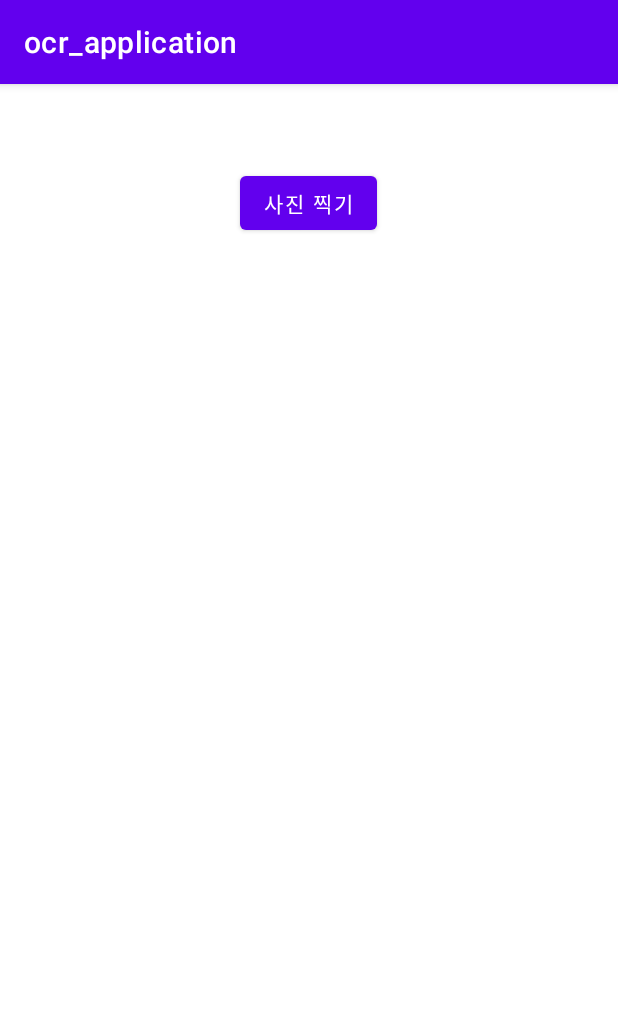
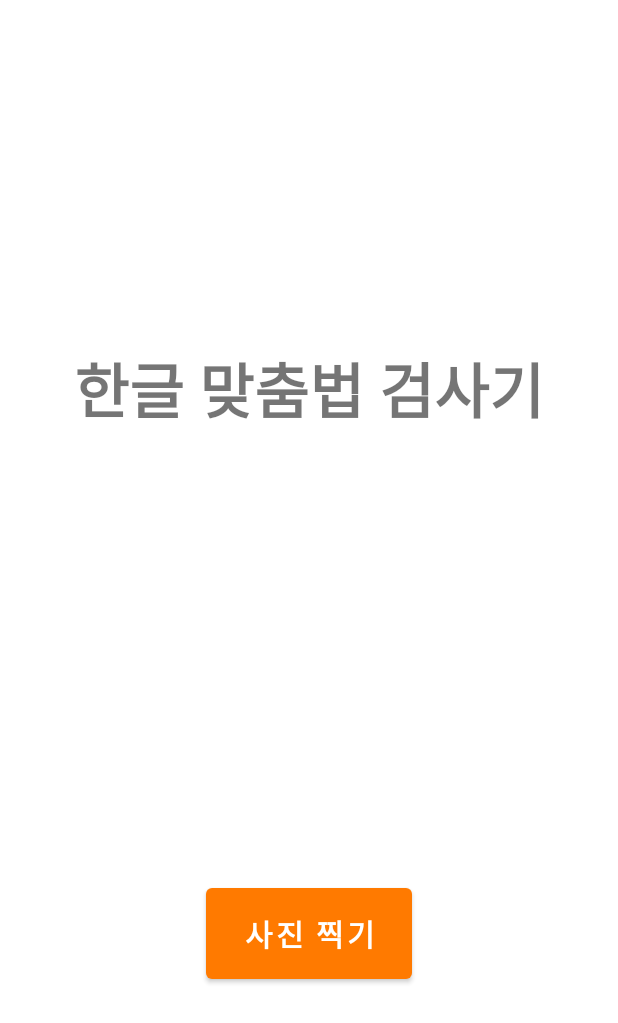
Before and after one commit to gidskql6671/ocr-application, an Android app: the screen it shows after launch (MainActivity), on a phone screen of 412 x 824 dp. Shown: the top 1023 px of the screen. Run offline under Robolectric (Android 15) with nearby library versions, the light colour scheme and no system bars; libraries missing offline, so code that uses them is left out: com.gun0912.tedpermission; 3 statements that could not run were skipped.

Commit message:
UI 개선

```diff
--- a/app/src/main/AndroidManifest.xml
+++ b/app/src/main/AndroidManifest.xml
@@ -37,7 +37,7 @@
         tools:targetApi="31"
         android:networkSecurityConfig="@xml/network_security_config">
 
-        <activity android:name=".MainActivity"
+        <activity android:name=".activity.MainActivity"
             android:exported="true">
             <intent-filter>
                 <action android:name="android.intent.action.MAIN" />
@@ -46,7 +46,8 @@
             </intent-filter>
         </activity>
 
-        <activity android:name=".ResultActivity" android:exported="true" />
+        <activity android:name=".activity.ResultActivity" android:exported="true" />
+        <activity android:name=".activity.ImagePopupActivity" android:theme="@android:style/Theme.Dialog" />
 
         <provider
             android:name="androidx.core.content.FileProvider"
--- a/app/src/main/java/com/example/ocr_application/MainActivity.kt
+++ b/app/src/main/java/com/example/ocr_application/activity/MainActivity.kt
@@ -1,4 +1,4 @@
-package com.example.ocr_application
+package com.example.ocr_application.activity
 
 import android.Manifest
 import android.content.Intent
--- a/app/src/main/res/layout/activity_main.xml
+++ b/app/src/main/res/layout/activity_main.xml
@@ -1,18 +1,42 @@
 <?xml version="1.0" encoding="utf-8"?>
-<LinearLayout xmlns:android="http://schemas.android.com/apk/res/android"
+<androidx.constraintlayout.widget.ConstraintLayout xmlns:android="http://schemas.android.com/apk/res/android"
     xmlns:app="http://schemas.android.com/apk/res-auto"
     xmlns:tools="http://schemas.android.com/tools"
     android:layout_width="match_parent"
     android:layout_height="match_parent"
-    android:orientation="vertical"
-    tools:context=".MainActivity">
+    tools:context=".activity.MainActivity">
+
+    <TextView
+        android:id="@+id/textView"
+        android:layout_width="wrap_content"
+        android:layout_height="wrap_content"
+        android:gravity="center"
+        android:text="한글 맞춤법 검사기"
+        android:textAlignment="center"
+        android:textSize="40sp"
+        android:textStyle="bold"
+        app:layout_constraintBottom_toBottomOf="parent"
+        app:layout_constraintEnd_toEndOf="parent"
+        app:layout_constraintStart_toStartOf="parent"
+        app:layout_constraintTop_toTopOf="parent"
+        app:layout_constraintVertical_bias="0.3">
+
+    </TextView>
 
     <Button
         android:id="@+id/btn_picture"
         android:layout_width="wrap_content"
         android:layout_height="wrap_content"
+        android:layout_gravity="center_horizontal"
+        android:paddingHorizontal="25dp"
+        android:paddingVertical="15dp"
         android:text="사진 찍기"
-        android:layout_gravity="center_horizontal"
-        android:layout_marginTop="55dp" />
+        android:textSize="20sp"
+        android:textStyle="bold"
+        app:layout_constraintBottom_toBottomOf="parent"
+        app:layout_constraintEnd_toEndOf="parent"
+        app:layout_constraintStart_toStartOf="parent"
+        app:layout_constraintTop_toTopOf="parent"
+        app:layout_constraintVertical_bias="0.78" />
 
-</LinearLayout>
+</androidx.constraintlayout.widget.ConstraintLayout>
--- a/app/src/main/res/values-night/themes.xml
+++ b/app/src/main/res/values-night/themes.xml
@@ -12,5 +12,7 @@
         <!-- Status bar color. -->
         <item name="android:statusBarColor">?attr/colorPrimaryVariant</item>
         <!-- Customize your theme here. -->
+        <item name="windowNoTitle">true</item>
+        <item name="android:windowFullscreen">true</item>
     </style>
 </resources>
--- a/app/src/main/res/values/colors.xml
+++ b/app/src/main/res/values/colors.xml
@@ -3,6 +3,7 @@
     <color name="purple_200">#FFBB86FC</color>
     <color name="purple_500">#FF6200EE</color>
     <color name="purple_700">#FF3700B3</color>
+    <color name="primary">#ff7a00</color>
     <color name="teal_200">#FF03DAC5</color>
     <color name="teal_700">#FF018786</color>
     <color name="black">#FF000000</color>
--- a/app/src/main/res/values/strings.xml
+++ b/app/src/main/res/values/strings.xml
@@ -1,3 +1,3 @@
 <resources>
-    <string name="app_name">ocr_application</string>
+    <string name="app_name">한글 맞춤법 검사기</string>
 </resources>
--- a/app/src/main/res/values/themes.xml
+++ b/app/src/main/res/values/themes.xml
@@ -2,15 +2,20 @@
     <!-- Base application theme. -->
     <style name="Theme.Ocr_application" parent="Theme.MaterialComponents.DayNight.DarkActionBar">
         <!-- Primary brand color. -->
-        <item name="colorPrimary">@color/purple_500</item>
-        <item name="colorPrimaryVariant">@color/purple_700</item>
+        <item name="colorPrimary">@color/primary</item>
+        <item name="colorPrimaryVariant">@color/primary</item>
         <item name="colorOnPrimary">@color/white</item>
+
         <!-- Secondary brand color. -->
         <item name="colorSecondary">@color/teal_200</item>
         <item name="colorSecondaryVariant">@color/teal_700</item>
         <item name="colorOnSecondary">@color/black</item>
+
         <!-- Status bar color. -->
         <item name="android:statusBarColor">?attr/colorPrimaryVariant</item>
+
         <!-- Customize your theme here. -->
+        <item name="windowNoTitle">true</item>
+        <item name="android:windowFullscreen">true</item>
     </style>
 </resources>
```
Also changed, not shown: app/src/main/java/com/example/ocr_application/ResultPageFragmentAdapter.kt (added, +22 -0 lines), app/src/main/java/com/example/ocr_application/activity/ImagePopupActivity.kt (added, +65 -0 lines), app/src/main/java/com/example/ocr_application/activity/ResultActivity.kt (renamed from app/src/main/java/com/example/ocr_application/ResultActivity.kt, +47 -45 lines), app/src/main/java/com/example/ocr_application/fragment/ResultPageFragment.kt (added, +27 -0 lines), app/src/main/res/layout/activity_image_popup.xml (added, +57 -0 lines), app/src/main/res/layout/activity_result.xml (+50 -91 lines), app/src/main/res/layout/fragment_result_slide_page.xml (added, +34 -0 lines).
